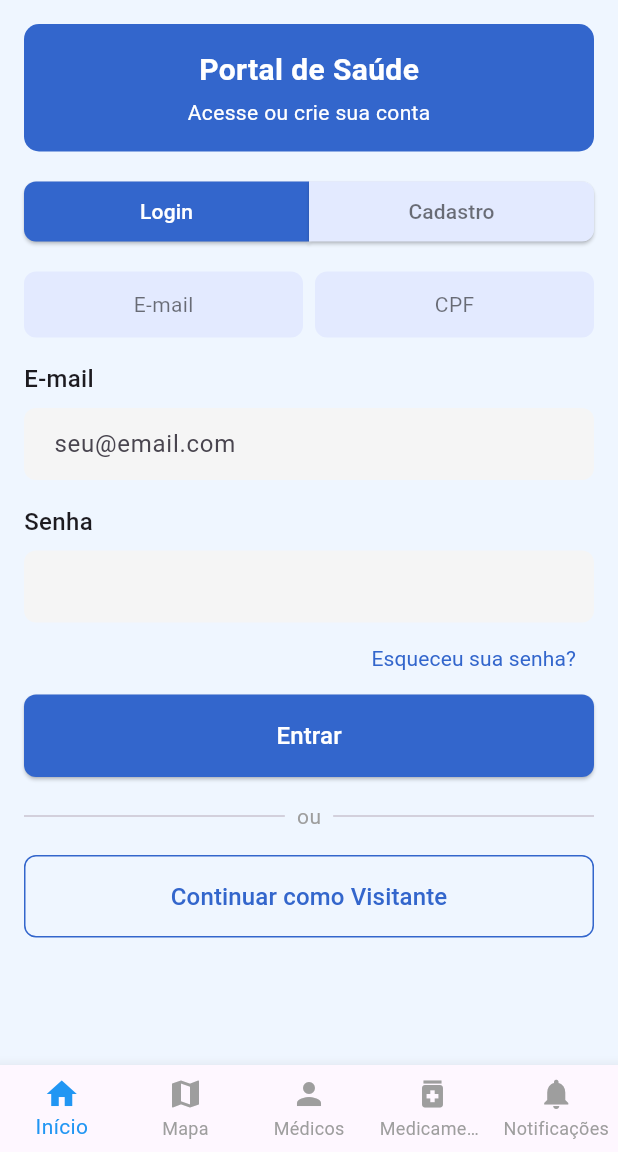
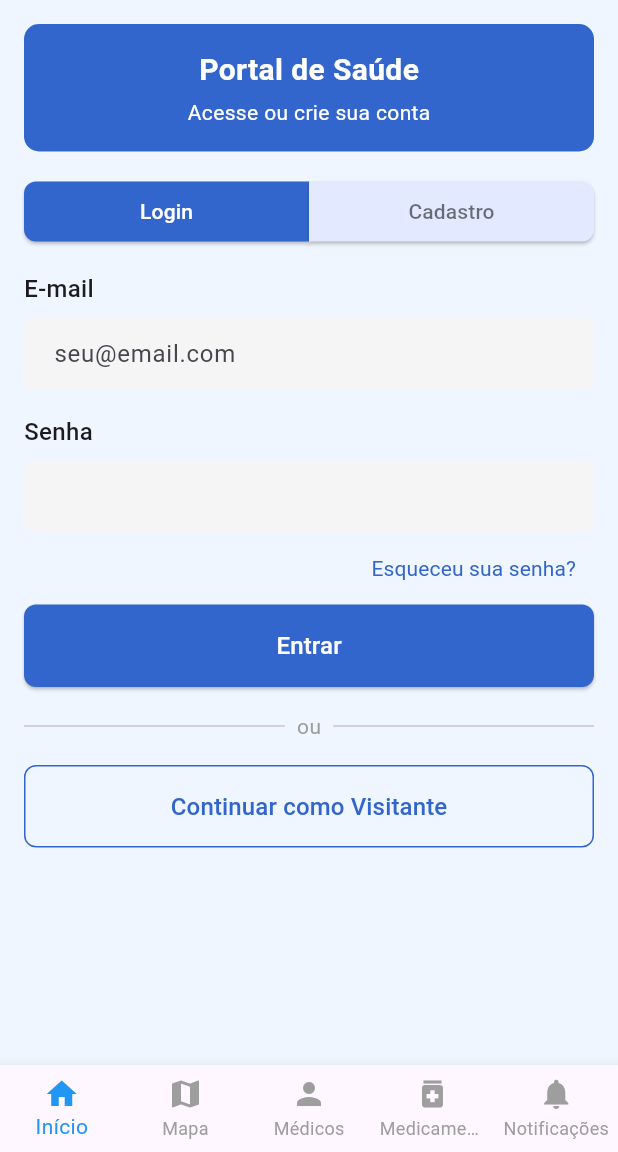
Before and after one commit to ElissonRochaa/MOBILE-25.1-BitHealth, a Flutter app: the LoginScreen screen opened by its route, on a phone screen of 412 x 824 dp, the part 84-1236 px from its top. Run offline on Flutter 3.47's test engine with Material 3 defaults, Android fonts, the light colour scheme and no system bars; our stand-ins replace mask_text_input_formatter.

Commit message:
refac: removendo opção de escolher email ou cpf

```diff
--- a/lib/pages/login_page.dart
+++ b/lib/pages/login_page.dart
@@ -134,41 +134,6 @@ class _LoginScreenState extends State<LoginScreen> {
               ),
               const SizedBox(height: 16),
 
-              Row(
-                children: [
-                  Expanded(
-                    child: Container(
-                      padding: const EdgeInsets.symmetric(vertical: 12),
-                      decoration: BoxDecoration(
-                        color: const Color(0xFFE3EAFF),
-                        borderRadius: BorderRadius.circular(8),
-                      ),
-                      alignment: Alignment.center,
-                      child: const Text(
-                        'E-mail',
-                        style: TextStyle(color: Colors.black54),
-                      ),
-                    ),
-                  ),
-                  const SizedBox(width: 8),
-                  Expanded(
-                    child: Container(
-                      padding: const EdgeInsets.symmetric(vertical: 12),
-                      decoration: BoxDecoration(
-                        color: const Color(0xFFE3EAFF),
-                        borderRadius: BorderRadius.circular(8),
-                      ),
-                      alignment: Alignment.center,
-                      child: const Text(
-                        'CPF',
-                        style: TextStyle(color: Colors.black54),
-                      ),
-                    ),
-                  ),
-                ],
-              ),
-              const SizedBox(height: 16),
-
               const Text(
                 'E-mail',
                 style: TextStyle(fontSize: 16, fontWeight: FontWeight.w500),
```
